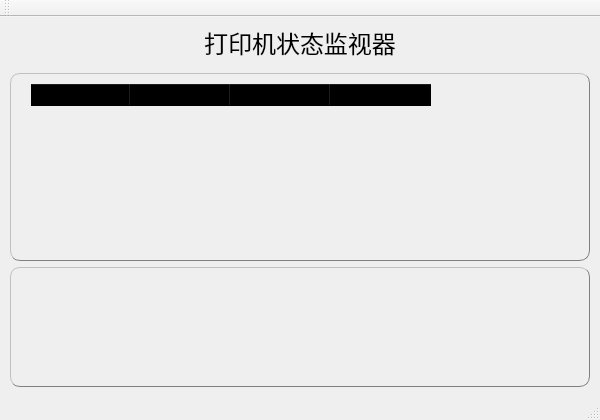
Old version of the form common/stmui/mainwindow.ui in the repository lzk/nezha.
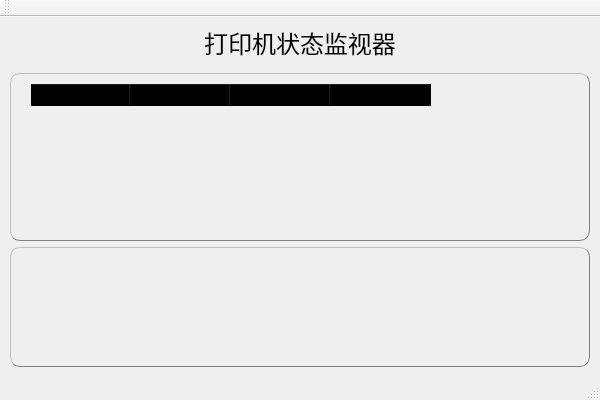
New version of the form. Icons and pictures are not drawn.

What changed in the file:
```diff
--- a/common/stmui/mainwindow.ui
+++ b/common/stmui/mainwindow.ui
@@ -7,19 +7,19 @@
     <x>0</x>
     <y>0</y>
     <width>600</width>
-    <height>420</height>
+    <height>400</height>
    </rect>
   </property>
   <property name="minimumSize">
    <size>
     <width>600</width>
-    <height>420</height>
+    <height>400</height>
    </size>
   </property>
   <property name="maximumSize">
    <size>
     <width>600</width>
-    <height>420</height>
+    <height>400</height>
    </size>
   </property>
   <property name="styleSheet">
@@ -302,9 +302,24 @@
        </size>
       </property>
       <layout class="QVBoxLayout" name="verticalLayout_2">
+       <property name="spacing">
+        <number>0</number>
+       </property>
+       <property name="leftMargin">
+        <number>0</number>
+       </property>
+       <property name="topMargin">
+        <number>0</number>
+       </property>
+       <property name="rightMargin">
+        <number>0</number>
+       </property>
+       <property name="bottomMargin">
+        <number>0</number>
+       </property>
        <item>
         <widget class="QWidget" name="horizontalWidget" native="true">
-         <layout class="QHBoxLayout" name="horizontalLayout_3">
+         <layout class="QHBoxLayout" name="horizontalLayout_3" stretch="0,1">
           <item alignment="Qt::AlignTop">
            <widget class="QLabel" name="label_status_image">
             <property name="minimumSize">
@@ -328,20 +343,11 @@
            </widget>
           </item>
           <item alignment="Qt::AlignTop">
-           <widget class="QLabel" name="label_status_string"/>
-          </item>
-          <item>
-           <spacer name="horizontalSpacer_3">
-            <property name="orientation">
-             <enum>Qt::Horizontal</enum>
+           <widget class="QLabel" name="label_status_string">
+            <property name="wordWrap">
+             <bool>true</bool>
             </property>
-            <property name="sizeHint" stdset="0">
-             <size>
-              <width>40</width>
-              <height>20</height>
-             </size>
-            </property>
-           </spacer>
+           </widget>
           </item>
          </layout>
         </widget>
```
